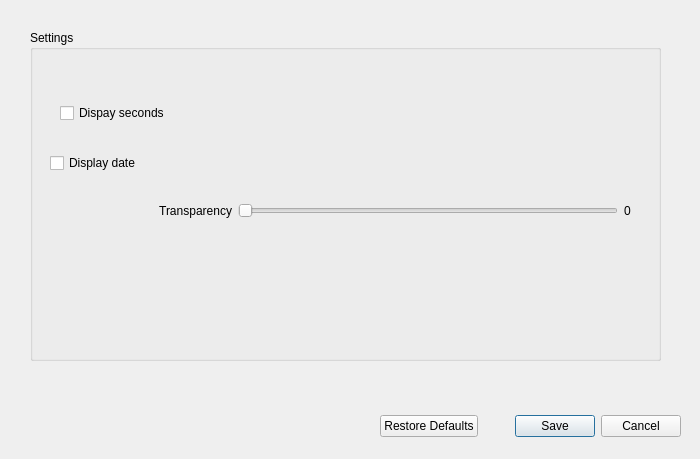
Qt form src/ui/settings.ui (DOOMer/aotc) before a commit.
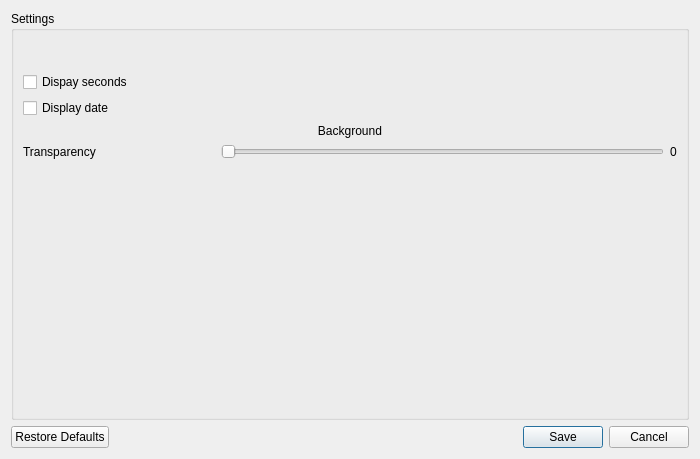
The same form after that commit.

Commit message: Make layout in settings dialog

```diff
--- a/src/ui/settings.ui
+++ b/src/ui/settings.ui
@@ -13,71 +13,56 @@
   <property name="windowTitle">
    <string>Dialog</string>
   </property>
-  <widget class="QDialogButtonBox" name="buttonBox">
-   <property name="geometry">
-    <rect>
-     <x>380</x>
-     <y>410</y>
-     <width>301</width>
-     <height>32</height>
-    </rect>
-   </property>
-   <property name="orientation">
-    <enum>Qt::Horizontal</enum>
-   </property>
-   <property name="standardButtons">
-    <set>QDialogButtonBox::Cancel|QDialogButtonBox::RestoreDefaults|QDialogButtonBox::Save</set>
-   </property>
-  </widget>
+  <layout class="QVBoxLayout" name="verticalLayout_2">
+   <item>
   <widget class="QGroupBox" name="gbxSettings">
-   <property name="geometry">
-    <rect>
-     <x>30</x>
-     <y>30</y>
-     <width>631</width>
-     <height>331</height>
-    </rect>
-   </property>
    <property name="title">
     <string>Settings</string>
    </property>
+     <layout class="QVBoxLayout" name="verticalLayout">
+      <item>
+       <spacer name="verticalSpacer_2">
+        <property name="orientation">
+         <enum>Qt::Vertical</enum>
+        </property>
+        <property name="sizeType">
+         <enum>QSizePolicy::Fixed</enum>
+        </property>
+        <property name="sizeHint" stdset="0">
+         <size>
+          <width>20</width>
+          <height>32</height>
+         </size>
+        </property>
+       </spacer>
+      </item>
+      <item>
    <widget class="QCheckBox" name="cbxDisplaySeconds">
-    <property name="geometry">
-     <rect>
-      <x>30</x>
-      <y>70</y>
-      <width>391</width>
-      <height>26</height>
-     </rect>
-    </property>
     <property name="text">
      <string>Dispay seconds</string>
     </property>
    </widget>
+      </item>
+      <item>
    <widget class="QCheckBox" name="cbxDisplayDate">
-    <property name="geometry">
-     <rect>
-      <x>20</x>
-      <y>120</y>
-      <width>411</width>
-      <height>26</height>
-     </rect>
-    </property>
     <property name="text">
      <string>Display date</string>
     </property>
    </widget>
-   <widget class="QWidget" name="">
-    <property name="geometry">
-     <rect>
-      <x>10</x>
-      <y>170</y>
-      <width>591</width>
-      <height>22</height>
-     </rect>
-    </property>
-    <layout class="QHBoxLayout" name="horizontalLayout">
+      </item>
+      <item>
+       <widget class="QLabel" name="labBkgSettings">
+        <property name="text">
+         <string>Background</string>
+        </property>
+        <property name="alignment">
+         <set>Qt::AlignCenter</set>
+        </property>
+       </widget>
+      </item>
      <item>
+       <layout class="QFormLayout" name="formLayout">
+        <item row="0" column="0">
       <widget class="QLabel" name="labTransparency">
        <property name="minimumSize">
         <size>
@@ -89,10 +74,12 @@
         <string>Transparency</string>
        </property>
        <property name="alignment">
-        <set>Qt::AlignRight|Qt::AlignTrailing|Qt::AlignVCenter</set>
+           <set>Qt::AlignLeading|Qt::AlignLeft|Qt::AlignVCenter</set>
        </property>
       </widget>
      </item>
+        <item row="0" column="1">
+         <layout class="QHBoxLayout" name="horizontalLayout">
      <item>
       <widget class="QSlider" name="sliderTransparency">
        <property name="maximum">
@@ -111,8 +98,36 @@
       </widget>
      </item>
     </layout>
-   </widget>
-  </widget>
+        </item>
+       </layout>
+      </item>
+      <item>
+       <spacer name="verticalSpacer">
+        <property name="orientation">
+         <enum>Qt::Vertical</enum>
+        </property>
+        <property name="sizeHint" stdset="0">
+         <size>
+          <width>20</width>
+          <height>181</height>
+         </size>
+        </property>
+       </spacer>
+      </item>
+     </layout>
+    </widget>
+   </item>
+   <item>
+    <widget class="QDialogButtonBox" name="buttonBox">
+     <property name="orientation">
+      <enum>Qt::Horizontal</enum>
+     </property>
+     <property name="standardButtons">
+      <set>QDialogButtonBox::Cancel|QDialogButtonBox::RestoreDefaults|QDialogButtonBox::Save</set>
+     </property>
+    </widget>
+   </item>
+  </layout>
  </widget>
  <resources/>
  <connections>
```
Left out of the diff: 6 changed lines with no effect on the pictures. Lines whose indentation alone changed are shown as unchanged.
